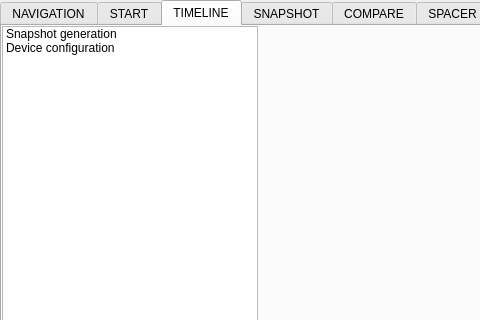
Above: source/frontend/views/main_window.ui from GPUOpen-Tools/radeon_memory_visualizer before the change; both pictures show x 0 to 480 and y 0 to 320 of the 894 by 639 pixel window. Below: the same form after it.
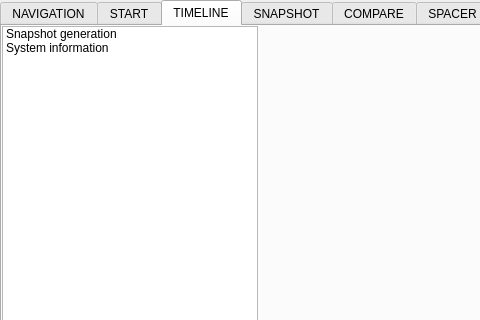
That is the form after the change. The open tabs and pages were chosen to show the change. Custom widgets are drawn as their Qt base class.

```diff
--- a/source/frontend/views/main_window.ui
+++ b/source/frontend/views/main_window.ui
@@ -14,7 +14,10 @@
    <string>MainWindow</string>
   </property>
   <widget class="QWidget" name="main_content_">
-   <layout class="QHBoxLayout" name="horizontal_layout_5_">
+   <layout class="QVBoxLayout" name="vertical_layout_5_">
+    <property name="spacing">
+     <number>0</number>
+    </property>
     <property name="leftMargin">
      <number>0</number>
     </property>
@@ -125,7 +128,7 @@
           </item>
           <item>
            <property name="text">
-            <string>Device configuration</string>
+            <string>System information</string>
            </property>
           </item>
          </widget>
@@ -477,6 +480,12 @@
    <header>views/compare/compare_start_pane.h</header>
    <container>1</container>
   </customwidget>
+  <customwidget>
+   <class>DriverOverridesNotificationBanner</class>
+   <extends>QWidget</extends>
+   <header>qt_common/custom_widgets/driver_overrides_notification_banner.h</header>
+   <container>1</container>
+  </customwidget>
  </customwidgets>
  <resources/>
  <connections/>
```
Left out of the diff: 9 changed lines with no effect on the pictures. Lines whose indentation alone changed are shown as unchanged.
